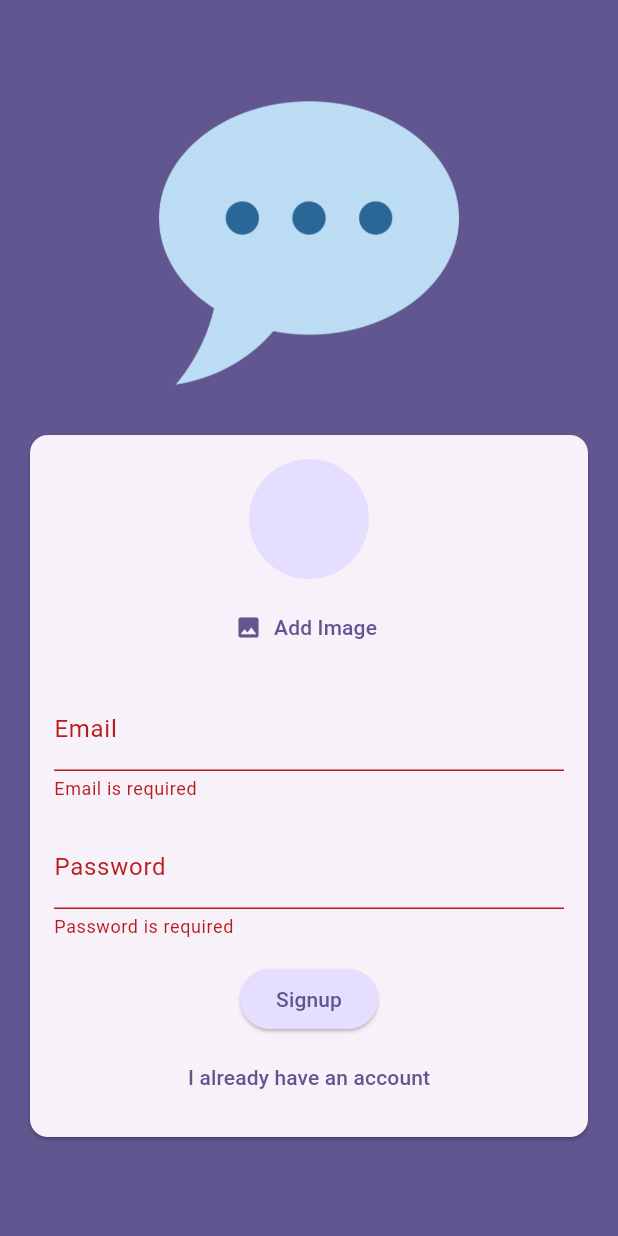
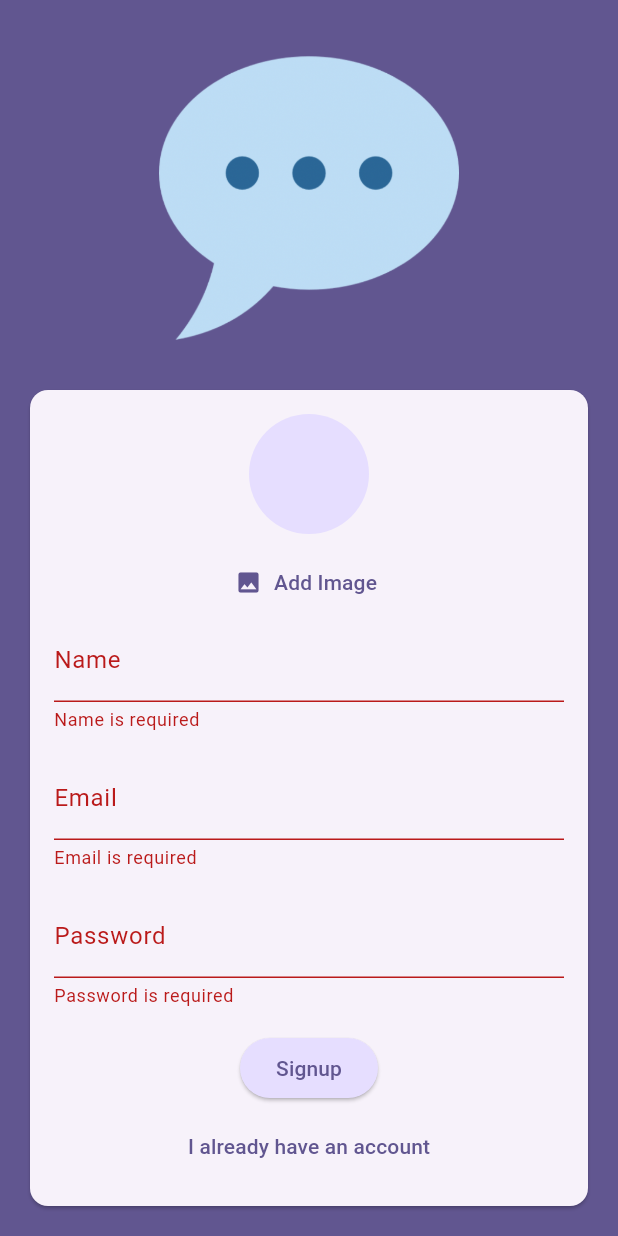
Before and after one commit to Satin3737/flutter_chat_app, a Flutter app: the screen it shows after launch, after a tap on "Login", after a tap on "Create new account", after a tap on "Signup", on a phone screen of 412 x 824 dp. Run offline on Flutter 3.47's test engine with Material 3 defaults, Android fonts, the phone set to English and light mode, and no system bars; our stand-ins replace cloud_firestore, firebase_auth, firebase_core, firebase_storage, image_picker; accounts and stored records are empty; generated files the repository leaves out were written again.

Commit message:
Added firestore and name field

```diff
--- a/lib/screens/auth/widgets/auth_form.dart
+++ b/lib/screens/auth/widgets/auth_form.dart
@@ -1,5 +1,6 @@
 import 'dart:io';
 
+import 'package:cloud_firestore/cloud_firestore.dart';
 import 'package:firebase_auth/firebase_auth.dart';
 import 'package:firebase_storage/firebase_storage.dart';
 import 'package:flutter/material.dart';
@@ -17,6 +18,7 @@ class AuthForm extends StatefulWidget {
 class _AuthFormState extends State<AuthForm> {
   final _formKey = GlobalKey<FormState>();
   String _email = '';
+  String _name = '';
   String _password = '';
   File? _userImage;
   bool _isLogin = true;
@@ -36,6 +38,13 @@ class _AuthFormState extends State<AuthForm> {
     return null;
   }
 
+  String? _nameValidator(String? value) {
+    if (value == null || value.trim().isEmpty) {
+      return 'Name is required';
+    }
+    return null;
+  }
+
   String? _passwordValidator(String? value) {
     if (value == null || value.trim().isEmpty) {
       return 'Password is required';
@@ -50,10 +59,12 @@ class _AuthFormState extends State<AuthForm> {
     if (!_formKey.currentState!.validate()) return;
 
     if (_userImage == null && !_isLogin) {
-      ScaffoldMessenger.of(context).clearSnackBars();
-      ScaffoldMessenger.of(context).showSnackBar(
-        const SnackBar(content: Text('Please pick an image.')),
-      );
+      if (context.mounted) {
+        ScaffoldMessenger.of(context).clearSnackBars();
+        ScaffoldMessenger.of(context).showSnackBar(
+          const SnackBar(content: Text('Please pick an image.')),
+        );
+      }
       return;
     }
 
@@ -73,13 +84,20 @@ class _AuthFormState extends State<AuthForm> {
           password: _password,
         );
 
-        final storageRef = FirebaseStorage.instance
-            .ref('user_images')
-            .child('${_firebaseAuth.currentUser!.uid}.jpg');
+        setState(() => _isLoading = false);
 
+        final userId = _firebaseAuth.currentUser!.uid;
+
+        final storageRef =
+            FirebaseStorage.instance.ref('user_images').child('$userId.jpg');
         await storageRef.putFile(_userImage!);
         final imageUrl = await storageRef.getDownloadURL();
-        print('Image URL: $imageUrl');
+
+        FirebaseFirestore.instance.collection('users').doc(userId).set({
+          'name': _name,
+          'email': _firebaseAuth.currentUser!.email,
+          'image_url': imageUrl,
+        });
       }
     } on FirebaseAuthException catch (error) {
       if (context.mounted) {
@@ -93,7 +111,6 @@ class _AuthFormState extends State<AuthForm> {
         );
       }
     }
-    setState(() => _isLoading = false);
   }
 
   @override
@@ -110,7 +127,20 @@ class _AuthFormState extends State<AuthForm> {
               spacing: 16,
               mainAxisSize: MainAxisSize.min,
               children: [
-                if (!_isLogin) UserImagePicker(onImagePicked: _pickImage),
+                if (!_isLogin)
+                  Column(
+                    children: [
+                      UserImagePicker(onImagePicked: _pickImage),
+                      TextFormField(
+                        decoration: InputDecoration(
+                          labelText: 'Name',
+                        ),
+                        enableSuggestions: false,
+                        validator: _nameValidator,
+                        onSaved: (value) => _name = value!,
+                      ),
+                    ],
+                  ),
                 TextFormField(
                   decoration: InputDecoration(
                     labelText: 'Email',
--- a/pubspec.yaml
+++ b/pubspec.yaml
@@ -38,6 +38,7 @@ dependencies:
   firebase_auth: ^5.4.2
   firebase_storage: ^12.4.2
   image_picker: ^1.1.2
+  cloud_firestore: ^5.6.3
 
 dev_dependencies:
   flutter_test:
```
Also changed, not shown: pubspec.lock.
